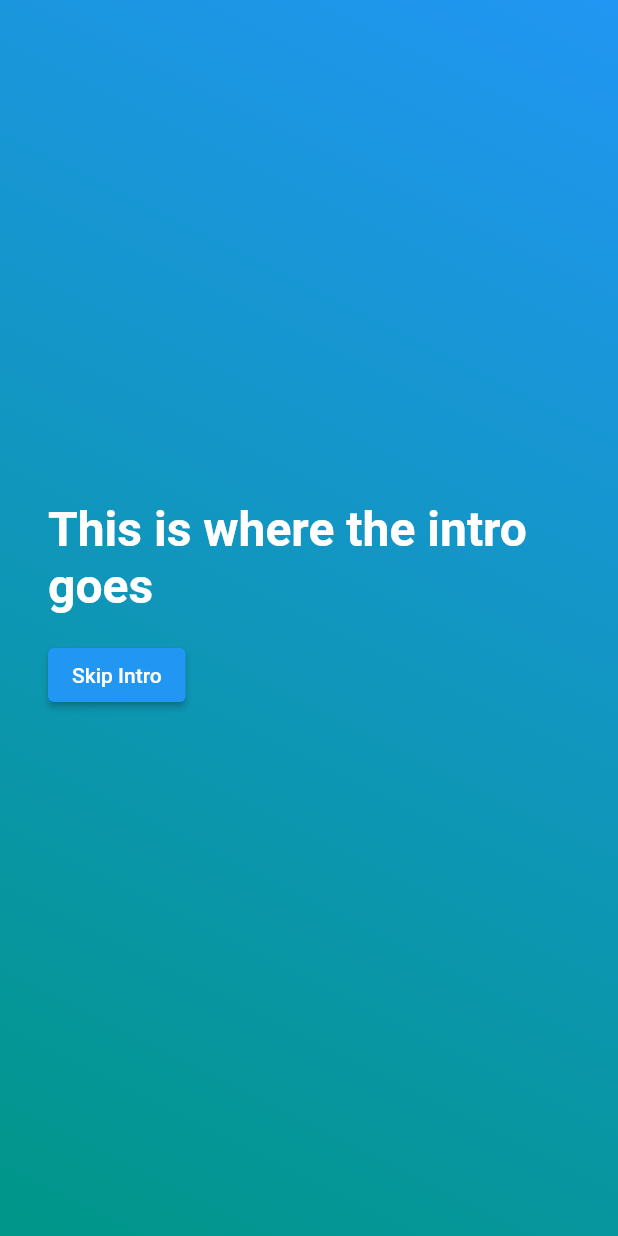
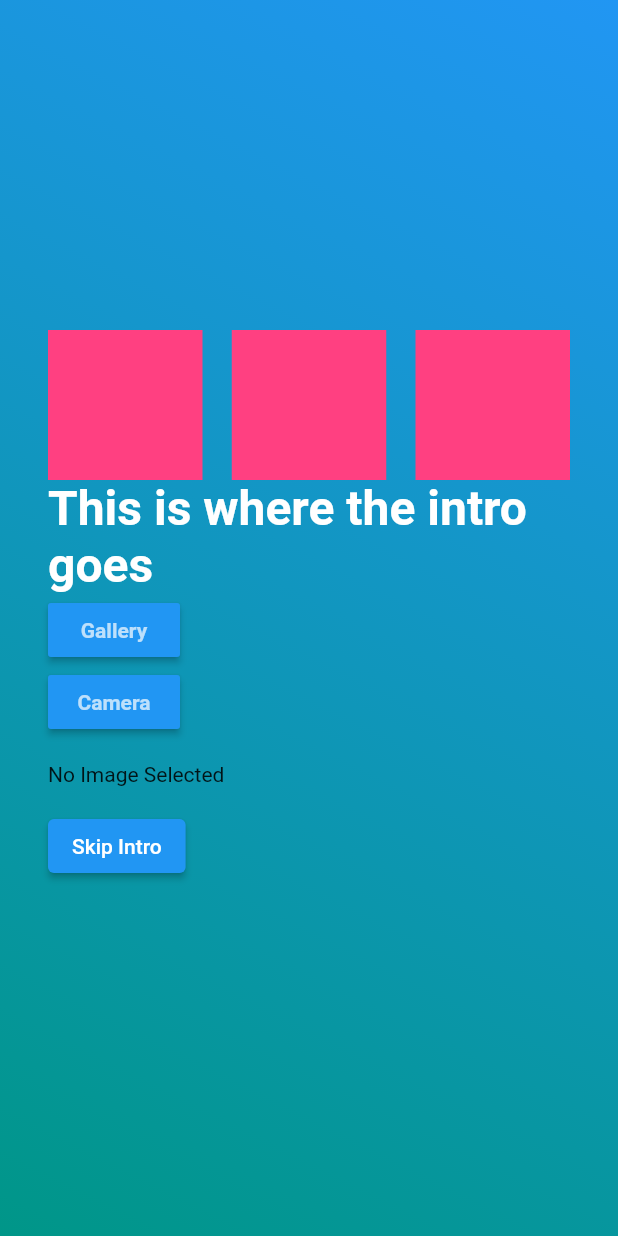
Before and after one commit to mgehrls/nerdyTinderClone, a Flutter app: the IntroScreen screen opened by its route, on a phone screen of 412 x 824 dp. Run offline on Flutter 3.47's test engine with Material 2 defaults, Android fonts, the phone set to English and light mode, and no system bars; our stand-ins replace cloud_firestore, firebase_auth, firebase_core, fluttertoast, go_router, image_picker and 1 more; accounts and stored records are empty; network calls fail.

```diff
--- a/lib/screens/chat_screen.dart
+++ b/lib/screens/chat_screen.dart
@@ -49,7 +49,7 @@ class _ChatScreenState extends State<ChatScreen> {
                     crossAxisAlignment: CrossAxisAlignment.center,
                     children: [
                       Text(
-                        'This is where the profiles go',
+                        'This is where the chats go',
                         style: TextStyle(
                           color: Colors.white,
                           fontSize: 32,
--- a/lib/screens/intro_screen.dart
+++ b/lib/screens/intro_screen.dart
@@ -1,5 +1,9 @@
+import 'dart:io';
+
 import 'package:flutter/material.dart';
+import 'package:flutter/services.dart';
 import 'package:go_router/go_router.dart';
+import 'package:image_picker/image_picker.dart';
 
 class IntroScreen extends StatefulWidget {
   const IntroScreen({super.key});
@@ -11,16 +15,7 @@ class IntroScreen extends StatefulWidget {
 }
 
 class _IntroScreenState extends State<IntroScreen> {
-  final emailController = TextEditingController();
-  final passwordController = TextEditingController();
-
-  @override
-  void dispose() {
-    emailController.dispose();
-    passwordController.dispose();
-
-    super.dispose();
-  }
+  File? image;
 
   @override
   Widget build(BuildContext context) {
@@ -42,6 +37,30 @@ class _IntroScreenState extends State<IntroScreen> {
             mainAxisAlignment: MainAxisAlignment.center,
             crossAxisAlignment: CrossAxisAlignment.start,
             children: [
+              Row(
+                mainAxisAlignment: MainAxisAlignment.spaceBetween,
+                children: [
+                  Container(
+                    height: 100,
+                    width: MediaQuery.of(context).size.width / 4,
+                    decoration: const BoxDecoration(
+                      color: Colors.pinkAccent,
+                    ),
+                  ),
+                  Container(
+                    height: 100,
+                    width: MediaQuery.of(context).size.width / 4,
+                    decoration: const BoxDecoration(
+                      color: Colors.pinkAccent,
+                    ),
+                  ),
+                  Container(
+                    height: 100,
+                    width: MediaQuery.of(context).size.width / 4,
+                    decoration: const BoxDecoration(color: Colors.pinkAccent),
+                  )
+                ],
+              ),
               const Text(
                 'This is where the intro goes',
                 style: TextStyle(
@@ -50,6 +69,28 @@ class _IntroScreenState extends State<IntroScreen> {
                   fontWeight: FontWeight.bold,
                 ),
               ),
+              MaterialButton(
+                  color: Colors.blue,
+                  child: const Text("Gallery",
+                      style: TextStyle(
+                          color: Colors.white70, fontWeight: FontWeight.bold)),
+                  onPressed: () {
+                    pickImage(ImageSource.gallery);
+                  }),
+              MaterialButton(
+                  color: Colors.blue,
+                  child: const Text("Camera",
+                      style: TextStyle(
+                          color: Colors.white70, fontWeight: FontWeight.bold)),
+                  onPressed: () {
+                    pickImage(ImageSource.camera);
+                  }),
+              const SizedBox(
+                height: 16,
+              ),
+              image != null
+                  ? Image.file(image!, height: 100, width: 100)
+                  : const Text("No Image Selected"),
               const SizedBox(height: 16),
               ElevatedButton(
                 onPressed: () {
@@ -58,10 +99,19 @@ class _IntroScreenState extends State<IntroScreen> {
                 child: const Text('Skip Intro'),
               ),
               const SizedBox(height: 16),
-            ],
+            ]),
       ),
-        ),
-      ),
-    );
+    ));
+  }
+
+  Future pickImage(ImageSource source) async {
+    try {
+      final image = await ImagePicker().pickImage(source: source);
+      if (image == null) return;
+      final imageTemp = File(image.path);
+      setState(() => this.image = imageTemp);
+    } on PlatformException catch (e) {
+      print('Failed to pick image: $e');
     }
   }
+}
--- a/lib/screens/settings_screen.dart
+++ b/lib/screens/settings_screen.dart
@@ -44,7 +44,7 @@ class _SettingsScreenState extends State<SettingsScreen> {
                 Expanded(
                     child: Column(
                   children: [
-                    const Text('Chat Screen'),
+                    const Text('Setting Screen'),
                     ElevatedButton(
                         onPressed: () {
                           appStateProvider.resetOnboarding();
```
Also changed, not shown: lib/screens/registration_screen.dart (+48 -20 lines), 1 other file. Lines whose indentation alone changed are shown as unchanged.
